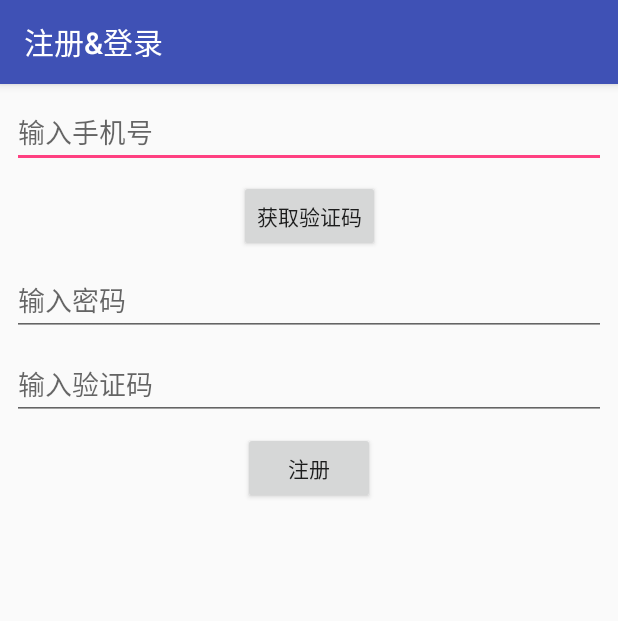
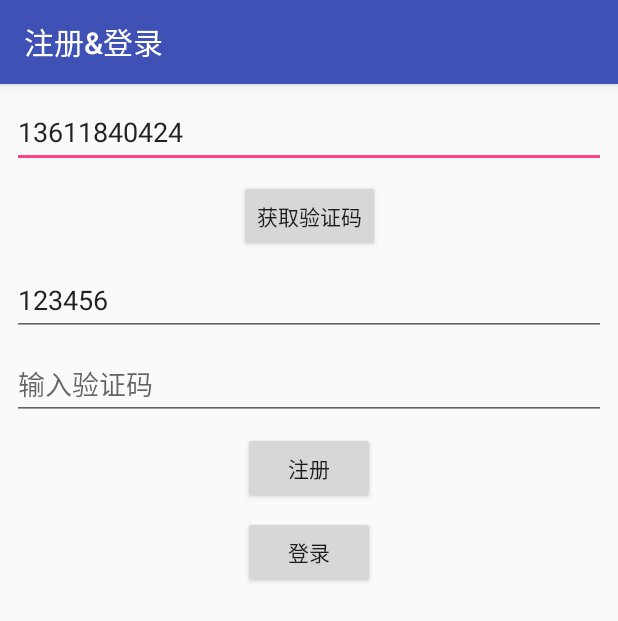
Before and after one commit to ivotai/MediatorEx, an Android app: the screen it shows after launch (LoginActivity), on a phone screen of 412 x 824 dp. Shown: the top 621 px of the screen. Run offline under Robolectric (Android 15) with nearby library versions, the phone set to English and light mode, and no system bars; our stand-ins replace Dagger/Hilt's generated code, RxJava; libraries missing offline, so code that uses them is left out: com.afollestad.materialdialogs, com.blankj.utilcode, com.facebook.stetho, com.orhanobut.logger; 7 statements that could not run were skipped.

Commit message:
登录界面

```diff
--- a/app/src/main/java/com/unicorn/mediatorex/extend.kt
+++ b/app/src/main/java/com/unicorn/mediatorex/extend.kt
@@ -2,21 +2,37 @@ package com.unicorn.mediatorex
 
 import com.blankj.utilcode.util.ToastUtils
 import com.orhanobut.logger.Logger
+import io.reactivex.Observable
 import io.reactivex.Single
 import org.json.JSONObject
 import retrofit2.HttpException
 
-fun Single<*>.logWrapper(action: String): Single<*> {
+fun <T> Single<T>.logWrapper(action: String): Single<T> {
     return this.doOnSubscribe { Logger.d("$action...") }
             .doOnSuccess {
                 Logger.d("$action success，value: $it")
             }
             .doOnError {
                 val error =
-                if (it is HttpException && it.code() == 400) {
-                    it.response().errorBody()?.string().let { JSONObject(it).getString("error") }
-                }else it.toString()
+                        if (it is HttpException && it.code() == 400) {
+                            it.response().errorBody()?.string().let { JSONObject(it).getString("error") }
+                        } else it.toString()
                 Logger.d("$action error，value:$error")
                 ToastUtils.showShort(error)
             }
 }
+
+fun <T> Observable<T>.logWrapper(action: String): Observable<T> {
+    return this.doOnSubscribe { Logger.d("$action...") }
+            .doAfterNext {
+                Logger.d("$action success，value: $it")
+            }
+            .doOnError {
+                val error =
+                        if (it is HttpException && it.code() == 400) {
+                            it.response().errorBody()?.string().let { JSONObject(it).getString("error") }
+                        } else it.toString()
+                Logger.d("$action error，value:$error")
+                ToastUtils.showShort(error)
+            }
+}
--- a/app/src/main/java/com/unicorn/mediatorex/login/service/LoginService.kt
+++ b/app/src/main/java/com/unicorn/mediatorex/login/service/LoginService.kt
@@ -18,7 +18,7 @@ interface LoginService {
 
     @FormUrlEncoded
     @POST("login/default")
-    fun login(@Field("username") username: String, @Field("password") password: String): Observable<LoginResponse>
+    fun login(@Field("username") username: String, @Field("password") password: String): Single<LoginResponse>
 
     @FormUrlEncoded
     @POST("login/token")
--- a/app/src/main/java/com/unicorn/mediatorex/login/view/LoginActivity.kt
+++ b/app/src/main/java/com/unicorn/mediatorex/login/view/LoginActivity.kt
@@ -19,6 +19,9 @@ class LoginActivity : AppCompatActivity(), LoginView {
 
         supportActionBar?.title = "注册&登录"
 
+        etPhoneNo.setText("13611840424")
+        etPassword.setText("123456")
+
         val presenter = LoginPresenter(this, ComponentsHolder.appComponent.getLoginService())
         btnVerifyCode.setOnClickListener { presenter.getVerifyCode(etPhoneNo.text.toString()) }
         btnRegister.setOnClickListener {
@@ -27,6 +30,12 @@ class LoginActivity : AppCompatActivity(), LoginView {
                     password = etPassword.text.toString(),
                     verifyCode = etVerifyCode.text.toString()
             ))
+        }
+        btnLogin.setOnClickListener {
+            presenter.login(
+                    username = etPhoneNo.text.toString(),
+                    password = etPassword.text.toString()
+            )
         }
     }
 
--- a/app/src/main/res/layout/activity_login.xml
+++ b/app/src/main/res/layout/activity_login.xml
@@ -68,4 +68,16 @@
         app:layout_constraintStart_toStartOf="parent"
         app:layout_constraintTop_toBottomOf="@+id/etVerifyCode" />
 
+    <Button
+        android:id="@+id/btnLogin"
+        android:layout_width="wrap_content"
+        android:layout_height="wrap_content"
+        android:layout_marginStart="8dp"
+        android:layout_marginTop="8dp"
+        android:layout_marginEnd="8dp"
+        android:text="登录"
+        app:layout_constraintEnd_toEndOf="parent"
+        app:layout_constraintStart_toStartOf="parent"
+        app:layout_constraintTop_toBottomOf="@+id/btnRegister" />
+
 </android.support.constraint.ConstraintLayout>
```
Also changed, not shown: app/src/main/java/com/unicorn/mediatorex/app/NobodyConverterFactory.java (+6 -4 lines), app/src/main/java/com/unicorn/mediatorex/app/NullOnEmptyConverterFactory.java (deleted, +0 -26 lines), app/src/main/java/com/unicorn/mediatorex/login/MainActivity.kt (+2 -14 lines), app/src/main/java/com/unicorn/mediatorex/login/presenter/LoginPresenter.kt (+20 -0 lines).
